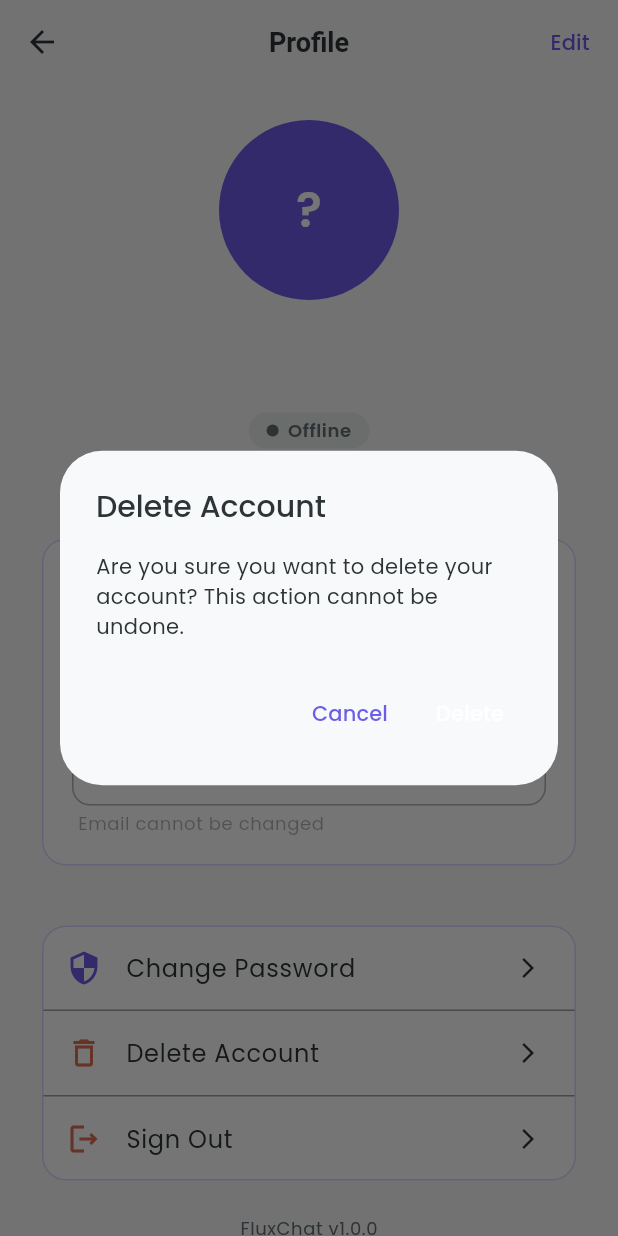
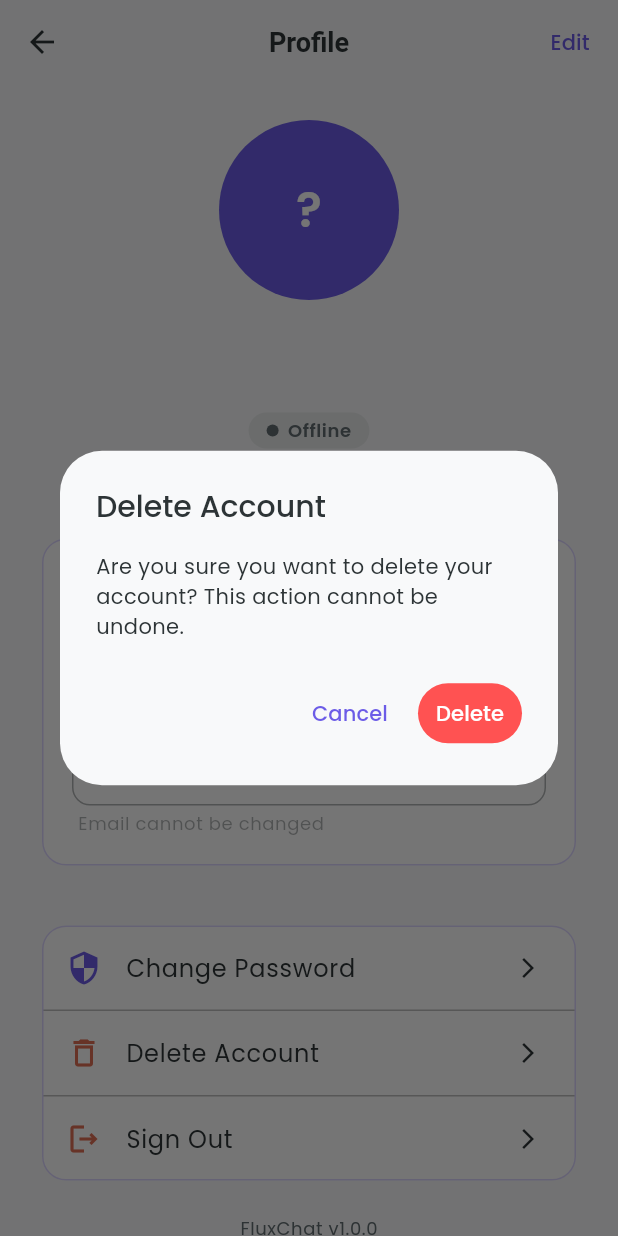
Before and after one commit to thizarakavinda/flutter_firebase_getx_chat, a Flutter app: the ProfileView screen opened by its route, after a tap on "Delete Account", on a phone screen of 412 x 824 dp. Run offline on Flutter 3.47's test engine with Material 3 defaults, Android fonts, the phone set to English and light mode, and no system bars; our stand-ins replace cloud_firestore, firebase_auth, firebase_core, get, google_fonts, logger; accounts and stored records are empty.

Commit message:
delete account feature implement

```diff
--- a/lib/controllers/profile_controller.dart
+++ b/lib/controllers/profile_controller.dart
@@ -109,7 +109,7 @@ class ProfileController extends GetxController {
             ),
             TextButton(
               onPressed: () => Get.back(result: true),
-              style: TextButton.styleFrom(foregroundColor: Colors.redAccent),
+              style: TextButton.styleFrom(backgroundColor: Colors.redAccent),
               child: Text('Delete', style: TextStyle(color: Colors.white)),
             ),
           ],
--- a/lib/views/profile_view.dart
+++ b/lib/views/profile_view.dart
@@ -277,7 +277,7 @@ class ProfileView extends GetView<ProfileController> {
                         onTap: () => Get.toNamed('/change-password'),
                       ),
 
-                      Divider(height: 1, color: Colors.grey),
+                      Divider(height: 1, color: Colors.grey.shade400),
 
                       ListTile(
                         leading: Icon(
@@ -289,7 +289,7 @@ class ProfileView extends GetView<ProfileController> {
                         onTap: controller.deleteAccount,
                       ),
 
-                      Divider(height: 1, color: Colors.grey),
+                      Divider(height: 1, color: Colors.grey.shade400),
 
                       ListTile(
                         leading: Icon(
```
Also changed, not shown: lib/controllers/auth_controller.dart (+25 -25 lines).
